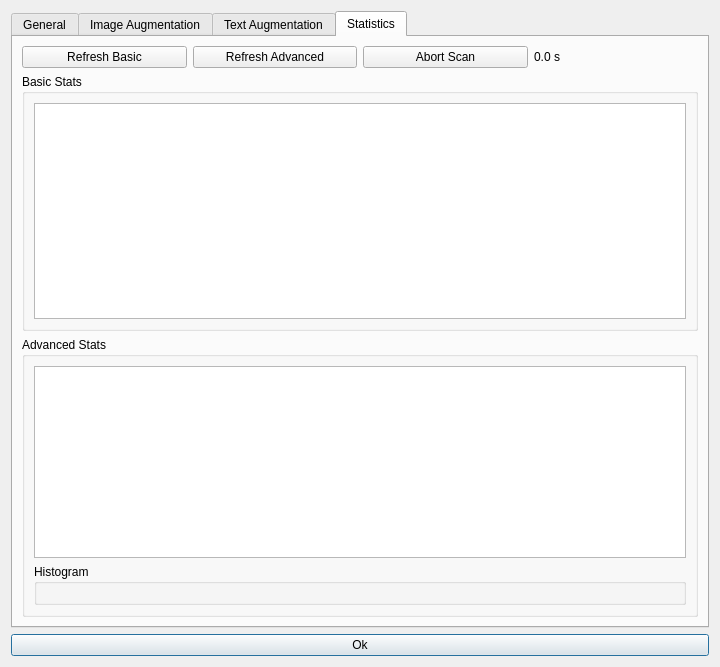
Before: the Qt Designer form modules/ui/views/windows/concept.ui in HashakGik/OneTrainer-QT6, drawn with Qt 5.
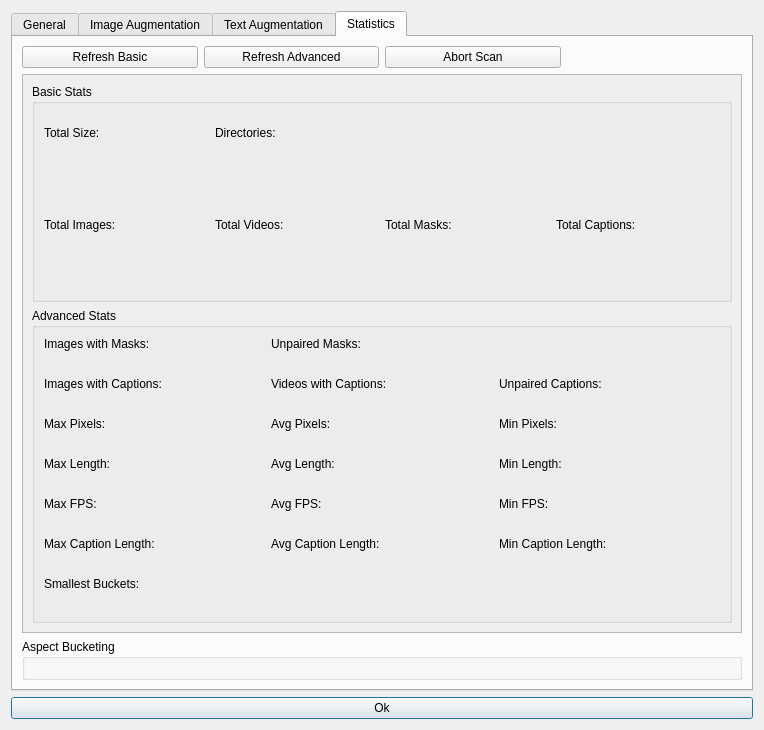
After: the same form once the commit is applied. The open tabs and pages were chosen to show the change.

Commit message: Completed concept window.

```diff
--- a/modules/ui/views/windows/concept.ui
+++ b/modules/ui/views/windows/concept.ui
@@ -9,8 +9,8 @@
    <rect>
     <x>0</x>
     <y>0</y>
-    <width>720</width>
-    <height>667</height>
+    <width>764</width>
+    <height>730</height>
    </rect>
   </property>
   <property name="sizePolicy">
@@ -697,6 +697,386 @@
        <string>Statistics</string>
       </attribute>
       <layout class="QGridLayout" name="gridLayout_6">
+       <item row="1" column="0" colspan="4">
+        <widget class="QScrollArea" name="scrollArea">
+         <property name="widgetResizable">
+          <bool>true</bool>
+         </property>
+         <widget class="QWidget" name="scrollAreaWidgetContents">
+          <property name="geometry">
+           <rect>
+            <x>0</x>
+            <y>0</y>
+            <width>722</width>
+            <height>543</height>
+           </rect>
+          </property>
+          <layout class="QVBoxLayout" name="verticalLayout">
+           <item>
+            <widget class="QGroupBox" name="groupBox_2">
+             <property name="title">
+              <string>Basic Stats</string>
+             </property>
+             <layout class="QGridLayout" name="gridLayout_7">
+              <item row="0" column="1">
+               <widget class="QLabel" name="label_22">
+                <property name="text">
+                 <string>Directories:</string>
+                </property>
+               </widget>
+              </item>
+              <item row="3" column="1">
+               <widget class="QLabel" name="videoCountLbl">
+                <property name="text">
+                 <string/>
+                </property>
+               </widget>
+              </item>
+              <item row="2" column="0">
+               <widget class="QLabel" name="label_33">
+                <property name="text">
+                 <string>Total Images:</string>
+                </property>
+               </widget>
+              </item>
+              <item row="2" column="1">
+               <widget class="QLabel" name="label_34">
+                <property name="text">
+                 <string>Total Videos:</string>
+                </property>
+               </widget>
+              </item>
+              <item row="1" column="0">
+               <widget class="QLabel" name="fileSizeLbl">
+                <property name="text">
+                 <string/>
+                </property>
+               </widget>
+              </item>
+              <item row="3" column="2">
+               <widget class="QLabel" name="maskCountLbl">
+                <property name="text">
+                 <string/>
+                </property>
+               </widget>
+              </item>
+              <item row="1" column="1">
+               <widget class="QLabel" name="dirCountLbl">
+                <property name="text">
+                 <string/>
+                </property>
+               </widget>
+              </item>
+              <item row="3" column="3">
+               <widget class="QLabel" name="captionCountLbl">
+                <property name="text">
+                 <string/>
+                </property>
+               </widget>
+              </item>
+              <item row="3" column="0">
+               <widget class="QLabel" name="imageCountLbl">
+                <property name="text">
+                 <string/>
+                </property>
+               </widget>
+              </item>
+              <item row="2" column="3">
+               <widget class="QLabel" name="label_36">
+                <property name="text">
+                 <string>Total Captions:</string>
+                </property>
+               </widget>
+              </item>
+              <item row="0" column="0">
+               <widget class="QLabel" name="label_21">
+                <property name="text">
+                 <string>Total Size:</string>
+                </property>
+               </widget>
+              </item>
+              <item row="2" column="2">
+               <widget class="QLabel" name="label_35">
+                <property name="text">
+                 <string>Total Masks:</string>
+                </property>
+               </widget>
+              </item>
+             </layout>
+            </widget>
+           </item>
+           <item>
+            <widget class="QGroupBox" name="groupBox_3">
+             <property name="title">
+              <string>Advanced Stats</string>
+             </property>
+             <layout class="QGridLayout" name="gridLayout_8">
+              <item row="6" column="2">
+               <widget class="QLabel" name="label_53">
+                <property name="text">
+                 <string>Min Pixels:</string>
+                </property>
+               </widget>
+              </item>
+              <item row="6" column="1">
+               <widget class="QLabel" name="label_52">
+                <property name="text">
+                 <string>Avg Pixels:</string>
+                </property>
+               </widget>
+              </item>
+              <item row="3" column="0">
+               <widget class="QLabel" name="imageCountMaskLbl">
+                <property name="text">
+                 <string/>
+                </property>
+               </widget>
+              </item>
+              <item row="7" column="1">
+               <widget class="QLabel" name="avgPixelsLbl">
+                <property name="text">
+                 <string/>
+                </property>
+               </widget>
+              </item>
+              <item row="12" column="0">
+               <widget class="QLabel" name="label_69">
+                <property name="text">
+                 <string>Max Caption Length:</string>
+                </property>
+               </widget>
+              </item>
+              <item row="5" column="0">
+               <widget class="QLabel" name="imageCountCaptionLbl">
+                <property name="text">
+                 <string/>
+                </property>
+               </widget>
+              </item>
+              <item row="4" column="0">
+               <widget class="QLabel" name="label_46">
+                <property name="text">
+                 <string>Images with Captions:</string>
+                </property>
+               </widget>
+              </item>
+              <item row="14" column="0">
+               <widget class="QLabel" name="captionMaxLbl">
+                <property name="text">
+                 <string/>
+                </property>
+               </widget>
+              </item>
+              <item row="4" column="2">
+               <widget class="QLabel" name="label_48">
+                <property name="text">
+                 <string>Unpaired Captions:</string>
+                </property>
+               </widget>
+              </item>
+              <item row="14" column="2">
+               <widget class="QLabel" name="captionMinLbl">
+                <property name="text">
+                 <string/>
+                </property>
+               </widget>
+              </item>
+              <item row="5" column="1">
+               <widget class="QLabel" name="videoCountCaptionLbl">
+                <property name="text">
+                 <string/>
+                </property>
+               </widget>
+              </item>
+              <item row="6" column="0">
+               <widget class="QLabel" name="label_51">
+                <property name="text">
+                 <string>Max Pixels:</string>
+                </property>
+               </widget>
+              </item>
+              <item row="9" column="0">
+               <widget class="QLabel" name="lengthMaxLbl">
+                <property name="text">
+                 <string/>
+                </property>
+               </widget>
+              </item>
+              <item row="3" column="1">
+               <widget class="QLabel" name="maskCountUnpairedLbl">
+                <property name="text">
+                 <string/>
+                </property>
+               </widget>
+              </item>
+              <item row="10" column="1">
+               <widget class="QLabel" name="label_64">
+                <property name="text">
+                 <string>Avg FPS:</string>
+                </property>
+               </widget>
+              </item>
+              <item row="10" column="0">
+               <widget class="QLabel" name="label_63">
+                <property name="text">
+                 <string>Max FPS:</string>
+                </property>
+               </widget>
+              </item>
+              <item row="7" column="0">
+               <widget class="QLabel" name="maxPixelsLbl">
+                <property name="text">
+                 <string/>
+                </property>
+               </widget>
+              </item>
+              <item row="8" column="1">
+               <widget class="QLabel" name="label_58">
+                <property name="text">
+                 <string>Avg Length:</string>
+                </property>
+               </widget>
+              </item>
+              <item row="11" column="1">
+               <widget class="QLabel" name="fpsAvgLbl">
+                <property name="text">
+                 <string/>
+                </property>
+               </widget>
+              </item>
+              <item row="8" column="0">
+               <widget class="QLabel" name="label_57">
+                <property name="text">
+                 <string>Max Length:</string>
+                </property>
+               </widget>
+              </item>
+              <item row="9" column="2">
+               <widget class="QLabel" name="lengthMinLbl">
+                <property name="text">
+                 <string/>
+                </property>
+               </widget>
+              </item>
+              <item row="12" column="1">
+               <widget class="QLabel" name="label_70">
+                <property name="text">
+                 <string>Avg Caption Length:</string>
+                </property>
+               </widget>
+              </item>
+              <item row="9" column="1">
+               <widget class="QLabel" name="lengthAvgLbl">
+                <property name="text">
+                 <string/>
+                </property>
+               </widget>
+              </item>
+              <item row="11" column="2">
+               <widget class="QLabel" name="fpsMinLbl">
+                <property name="text">
+                 <string/>
+                </property>
+               </widget>
+              </item>
+              <item row="8" column="2">
+               <widget class="QLabel" name="label_59">
+                <property name="text">
+                 <string>Min Length:</string>
+                </property>
+               </widget>
+              </item>
+              <item row="10" column="2">
+               <widget class="QLabel" name="label_65">
+                <property name="text">
+                 <string>Min FPS:</string>
+                </property>
+               </widget>
+              </item>
+              <item row="2" column="0">
+               <widget class="QLabel" name="label_41">
+                <property name="text">
+                 <string>Images with Masks:</string>
+                </property>
+               </widget>
+              </item>
+              <item row="15" column="0">
+               <widget class="QLabel" name="label_75">
+                <property name="text">
+                 <string>Smallest Buckets:</string>
+                </property>
+               </widget>
+              </item>
+              <item row="2" column="1">
+               <widget class="QLabel" name="label_42">
+                <property name="text">
+                 <string>Unpaired Masks:</string>
+                </property>
+               </widget>
+              </item>
+              <item row="11" column="0">
+               <widget class="QLabel" name="fpsMaxLbl">
+                <property name="text">
+                 <string/>
+                </property>
+               </widget>
+              </item>
+              <item row="12" column="2">
+               <widget class="QLabel" name="label_71">
+                <property name="text">
+                 <string>Min Caption Length:</string>
+                </property>
+               </widget>
+              </item>
+              <item row="14" column="1">
+               <widget class="QLabel" name="captionAvgLbl">
+                <property name="text">
+                 <string/>
+                </property>
+               </widget>
+              </item>
+              <item row="5" column="2">
+               <widget class="QLabel" name="unpairedCaptionsLbl">
+                <property name="text">
+                 <string/>
+                </property>
+               </widget>
+              </item>
+              <item row="7" column="2">
+               <widget class="QLabel" name="minPixelsLbl">
+                <property name="text">
+                 <string/>
+                </property>
+               </widget>
+              </item>
+              <item row="4" column="1">
+               <widget class="QLabel" name="label_47">
+                <property name="text">
+                 <string>Videos with Captions:</string>
+                </property>
+               </widget>
+              </item>
+              <item row="16" column="0">
+               <widget class="QLabel" name="smallBucketLbl">
+                <property name="text">
+                 <string/>
+                </property>
+               </widget>
+              </item>
+             </layout>
+            </widget>
+           </item>
+          </layout>
+         </widget>
+        </widget>
+       </item>
+       <item row="0" column="2">
+        <widget class="QPushButton" name="abortScanBtn">
+         <property name="text">
+          <string>Abort Scan</string>
+         </property>
+        </widget>
+       </item>
        <item row="0" column="0">
         <widget class="QPushButton" name="refreshBasicBtn">
          <property name="text">
@@ -705,39 +1085,22 @@
         </widget>
        </item>
        <item row="2" column="0" colspan="4">
-        <widget class="QGroupBox" name="groupBox_3">
+        <widget class="QGroupBox" name="groupBox_4">
          <property name="title">
-          <string>Advanced Stats</string>
+          <string>Aspect Bucketing</string>
          </property>
-         <layout class="QGridLayout" name="gridLayout_8">
-          <item row="0" column="0">
-           <widget class="QListWidget" name="advancedStatListWidget"/>
-          </item>
-          <item row="1" column="0">
-           <widget class="QGroupBox" name="groupBox_4">
-            <property name="title">
-             <string>Histogram</string>
-            </property>
-            <layout class="QVBoxLayout" name="verticalLayout_2">
-             <item>
-              <layout class="QVBoxLayout" name="histogramLay"/>
-             </item>
-            </layout>
-           </widget>
+         <layout class="QVBoxLayout" name="verticalLayout_2">
+          <item>
+           <layout class="QVBoxLayout" name="histogramLay"/>
           </item>
          </layout>
         </widget>
        </item>
-       <item row="1" column="0" colspan="4">
-        <widget class="QGroupBox" name="groupBox_2">
-         <property name="title">
-          <string>Basic Stats</string>
+       <item row="0" column="3">
+        <widget class="QLabel" name="processingTimeLbl">
+         <property name="text">
+          <string/>
          </property>
-         <layout class="QGridLayout" name="gridLayout_7">
-          <item row="0" column="0">
-           <widget class="QListWidget" name="basicStatListWidget"/>
-          </item>
-         </layout>
         </widget>
        </item>
        <item row="0" column="1">
@@ -747,20 +1110,6 @@
          </property>
         </widget>
        </item>
-       <item row="0" column="3">
-        <widget class="QLabel" name="label_30">
-         <property name="text">
-          <string>0.0 s</string>
-         </property>
-        </widget>
-       </item>
-       <item row="0" column="2">
-        <widget class="QPushButton" name="abortScanBtn">
-         <property name="text">
-          <string>Abort Scan</string>
-         </property>
-        </widget>
-       </item>
       </layout>
      </widget>
     </widget>
```
Left out of the diff: 65 changed lines with no effect on the pictures. The commit also changes 20 other files.
